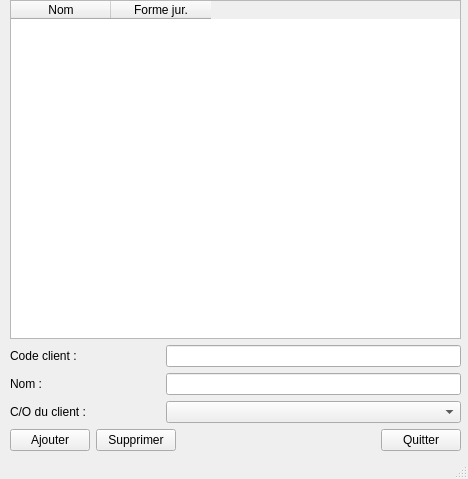
jphoubion/COMailPrinting, file ui/customermanagementwindow.ui: the form before one commit.
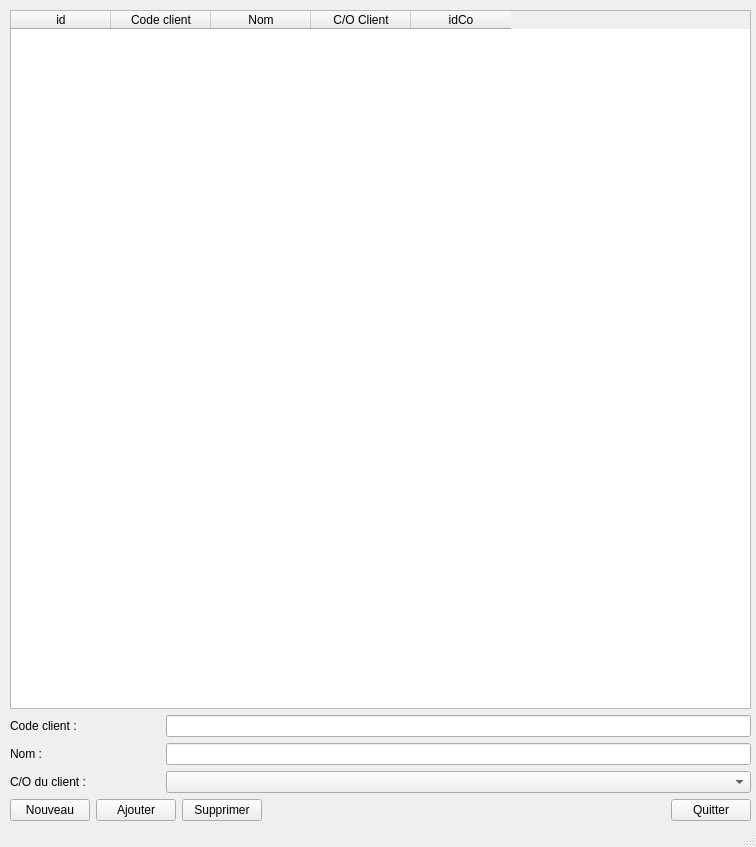
The form after the commit.

Commit message: correction : error message when trying to export with empty table added : shortcut on "add" and "export" button

```diff
--- a/ui/customermanagementwindow.ui
+++ b/ui/customermanagementwindow.ui
@@ -9,8 +9,8 @@
    <rect>
     <x>0</x>
     <y>0</y>
-    <width>468</width>
-    <height>479</height>
+    <width>756</width>
+    <height>847</height>
    </rect>
   </property>
   <property name="windowTitle">
@@ -21,14 +21,24 @@
     <property name="geometry">
      <rect>
       <x>10</x>
-      <y>0</y>
-      <width>451</width>
-      <height>451</height>
+      <y>10</y>
+      <width>741</width>
+      <height>811</height>
      </rect>
     </property>
     <layout class="QGridLayout" name="gridLayout">
      <item row="0" column="0">
-      <widget class="QTableWidget" name="tw_companies">
+      <widget class="QTableWidget" name="tw_customers">
+       <column>
+        <property name="text">
+         <string>id</string>
+        </property>
+       </column>
+       <column>
+        <property name="text">
+         <string>Code client</string>
+        </property>
+       </column>
        <column>
         <property name="text">
          <string>Nom</string>
@@ -36,7 +46,12 @@
        </column>
        <column>
         <property name="text">
-         <string>Forme jur.</string>
+         <string>C/O Client</string>
+        </property>
+       </column>
+       <column>
+        <property name="text">
+         <string>idCo</string>
         </property>
        </column>
       </widget>
@@ -59,7 +74,7 @@
           </widget>
          </item>
          <item>
-          <widget class="QLineEdit" name="le_name"/>
+          <widget class="QLineEdit" name="le_code"/>
          </item>
         </layout>
        </item>
@@ -79,7 +94,7 @@
           </widget>
          </item>
          <item>
-          <widget class="QLineEdit" name="le_form"/>
+          <widget class="QLineEdit" name="le_name"/>
          </item>
         </layout>
        </item>
@@ -111,6 +126,13 @@
        </item>
        <item>
         <layout class="QHBoxLayout" name="horizontalLayout_3">
+         <item>
+          <widget class="QPushButton" name="btn_new">
+           <property name="text">
+            <string>Nouveau</string>
+           </property>
+          </widget>
+         </item>
          <item>
           <widget class="QPushButton" name="btn_add">
            <property name="text">
@@ -140,9 +162,17 @@
          </item>
          <item>
           <widget class="QPushButton" name="btn_quit">
+           <property name="font">
+            <font>
+             <bold>false</bold>
+            </font>
+           </property>
            <property name="text">
             <string>Quitter</string>
            </property>
+           <property name="flat">
+            <bool>false</bool>
+           </property>
           </widget>
          </item>
         </layout>
```
Left out of the diff: 2 changed lines with no effect on the pictures. The commit also changes 9 other files.
